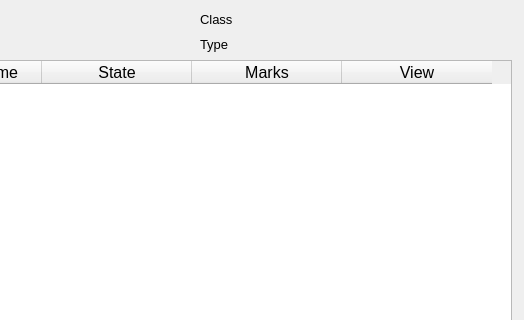
Old version of the form papersummary.ui in the repository dkithmal/BinduProjectTeacher; both pictures show x 119 to 643 and y 0 to 320 of the 643 by 533 pixel window.
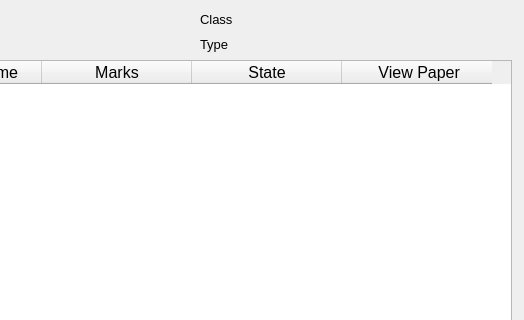
New version of the form.

Commit message: paper mark all bugs fix

What changed in the file:
```diff
--- a/papersummary.ui
+++ b/papersummary.ui
@@ -38,11 +38,6 @@
      <string>Student Name</string>
     </property>
    </column>
-   <column>
-    <property name="text">
-     <string>State</string>
-    </property>
-   </column>
    <column>
     <property name="text">
      <string>Marks</string>
@@ -50,7 +45,12 @@
    </column>
    <column>
     <property name="text">
-     <string>View</string>
+     <string>State</string>
+    </property>
+   </column>
+   <column>
+    <property name="text">
+     <string> View Paper</string>
     </property>
    </column>
   </widget>
```
The commit also changes 1 other file.
